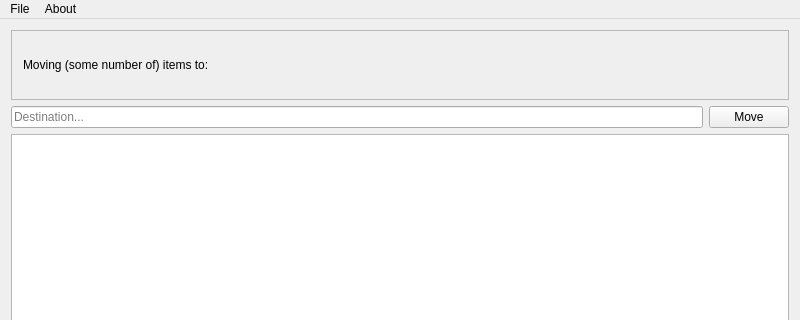
Old version of the form src/quick_move/main_window.ui in the repository 1j01/quick-move; both pictures show x 0 to 800 and y 0 to 320 of the 800 by 600 pixel window.
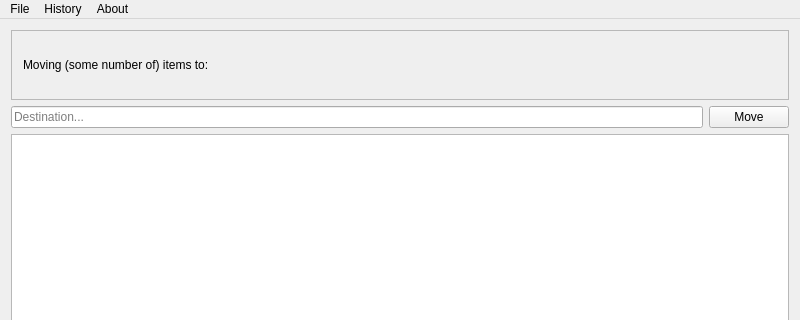
New version of the form. Icons and pictures are not drawn.

Commit message: Add history menu

```diff
--- a/src/quick_move/main_window.ui
+++ b/src/quick_move/main_window.ui
@@ -97,7 +97,13 @@
     <addaction name="actionAbout_Quick_Move"/>
     <addaction name="actionAbout_Qt"/>
    </widget>
+   <widget class="QMenu" name="menuHistory">
+    <property name="title">
+     <string>History</string>
+    </property>
+   </widget>
    <addaction name="menuFile"/>
+   <addaction name="menuHistory"/>
    <addaction name="menuAbout"/>
   </widget>
   <widget class="QStatusBar" name="statusbar"/>
```
